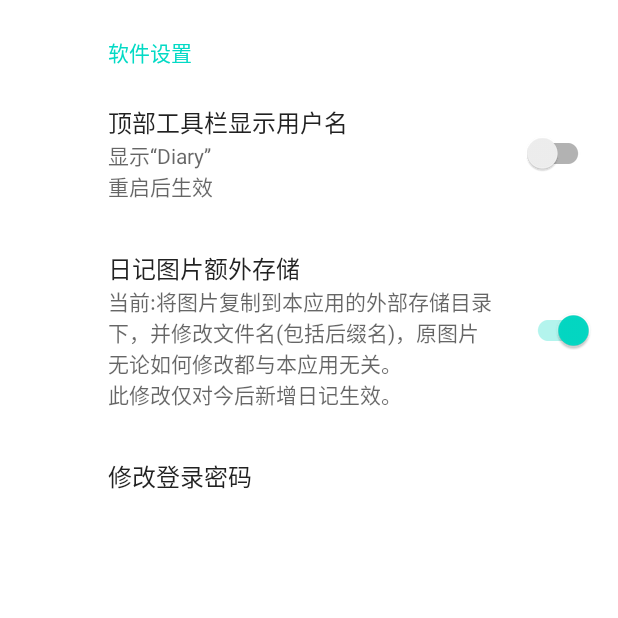
After one commit to HibaraAi/Diary, an Android app: the SettingsActivity screen opened directly, with no data from a screen before it, on a phone screen of 412 x 824 dp, the top half of it. The commit adds this screen. Run offline under Robolectric (Android 15) with nearby library versions, the phone set to English and light mode, and no system bars; our stand-ins replace androidx.preference.

Commit message:
style 修改设置界面、滑动菜单等界面

```diff
--- a/Diary/app/build.gradle
+++ b/Diary/app/build.gradle
@@ -33,6 +33,7 @@ dependencies {
     implementation 'com.google.android.material:material:1.3.0'
     implementation 'androidx.constraintlayout:constraintlayout:2.0.4'
     implementation 'androidx.work:work-runtime:2.5.0'
+    implementation 'androidx.preference:preference:1.1.1'
     testImplementation 'junit:junit:4.+'
     androidTestImplementation 'androidx.test.ext:junit:1.1.2'
     androidTestImplementation 'androidx.test.espresso:espresso-core:3.3.0'
--- /dev/null
+++ b/Diary/app/src/main/java/cn/snowt/diary/activity/SettingsActivity.java
@@ -0,0 +1,70 @@
+package cn.snowt.diary.activity;
+
+import android.app.Activity;
+import android.content.Context;
+import android.content.Intent;
+import android.content.SharedPreferences;
+import android.os.Bundle;
+import android.view.MenuItem;
+import android.widget.Toast;
+
+import androidx.annotation.NonNull;
+import androidx.appcompat.app.ActionBar;
+import androidx.appcompat.app.AppCompatActivity;
+import androidx.preference.Preference;
+import androidx.preference.PreferenceFragmentCompat;
+import androidx.preference.PreferenceManager;
+
+import cn.snowt.diary.R;
+import cn.snowt.diary.util.BaseUtils;
+
+public class SettingsActivity extends AppCompatActivity {
+
+    @Override
+    protected void onCreate(Bundle savedInstanceState) {
+        super.onCreate(savedInstanceState);
+        setContentView(R.layout.settings_activity);
+        if (savedInstanceState == null) {
+            getSupportFragmentManager()
+                    .beginTransaction()
+                    .replace(R.id.settings, new SettingsFragment())
+                    .commit();
+        }
+        ActionBar actionBar = getSupportActionBar();
+        if (actionBar != null) {
+            actionBar.setDisplayHomeAsUpEnabled(true);
+        }
+    }
+
+    @Override
+    public boolean onOptionsItemSelected(@NonNull MenuItem item) {
+        switch (item.getItemId()) {
+            case android.R.id.home:{
+                finish();
+                break;
+            }
+            default:break;
+        }
+        return true;
+    }
+
+    public static class SettingsFragment extends PreferenceFragmentCompat {
+        @Override
+        public void onCreatePreferences(Bundle savedInstanceState, String rootKey) {
+            setPreferencesFromResource(R.xml.root_preferences, rootKey);
+        }
+
+        @Override
+        public boolean onPreferenceTreeClick(Preference preference) {
+            Context context = preference.getContext();
+            switch (preference.getKey()) {
+                case "setPassword":{
+                    BaseUtils.gotoActivity((Activity) context,SetPasswordActivity.class);
+                    break;
+                }
+                default:return false;
+            }
+            return true;
+        }
+    }
+}
--- a/Diary/app/src/main/java/cn/snowt/diary/util/Constant.java
+++ b/Diary/app/src/main/java/cn/snowt/diary/util/Constant.java
@@ -1,6 +1,5 @@
 package cn.snowt.diary.util;
 
-import android.content.SharedPreferences;
 
 /**
  * @Author: HibaraAi
--- a/Diary/app/src/main/res/layout/activity_main.xml
+++ b/Diary/app/src/main/res/layout/activity_main.xml
@@ -21,6 +21,7 @@
             android:fitsSystemWindows="true">
             <!--可折叠标题栏-->
             <com.google.android.material.appbar.CollapsingToolbarLayout
+                android:id="@+id/main_title"
                 android:layout_width="match_parent"
                 android:layout_height="match_parent"
                 android:theme="@style/ThemeOverlay.AppCompat.Dark.ActionBar"
--- /dev/null
+++ b/Diary/app/src/main/res/layout/settings_activity.xml
@@ -0,0 +1,9 @@
+<LinearLayout xmlns:android="http://schemas.android.com/apk/res/android"
+    android:layout_width="match_parent"
+    android:layout_height="match_parent">
+
+    <FrameLayout
+        android:id="@+id/settings"
+        android:layout_width="match_parent"
+        android:layout_height="match_parent" />
+</LinearLayout>
--- a/Diary/app/src/main/res/menu/nav_menu.xml
+++ b/Diary/app/src/main/res/menu/nav_menu.xml
@@ -2,9 +2,13 @@
 <menu xmlns:android="http://schemas.android.com/apk/res/android">
     <group android:checkableBehavior="single">
         <item
+            android:id="@+id/nav_mine"
+            android:icon="@drawable/nav_game"
+            android:title="扫雷"/>
+        <item
             android:id="@+id/nav_settings"
             android:icon="@drawable/nav_settings"
-            android:title="重置登录密码" />
+            android:title="设置" />
         <item
             android:id="@+id/nav_help"
             android:icon="@drawable/nav_help"
--- /dev/null
+++ b/Diary/app/src/main/res/xml/root_preferences.xml
@@ -0,0 +1,22 @@
+<PreferenceScreen xmlns:app="http://schemas.android.com/apk/res-auto">
+
+    <PreferenceCategory app:title="软件设置">
+        <SwitchPreferenceCompat
+            app:key="showUsernameInBar"
+            app:title="顶部工具栏显示用户名"
+            app:summaryOff="显示“Diary”\n重启后生效"
+            app:summaryOn="显示你的用户名\n重启后生效"/>
+
+        <SwitchPreferenceCompat
+            app:key="saveImageInExRom"
+            app:defaultValue="true"
+            app:summaryOff="当前:使用图片原始地址，节约ROM使用。如果选中图片被删除/移动/修改名字则日记展示失效。\n此修改仅对今后新增日记生效。"
+            app:summaryOn="当前:将图片复制到本应用的外部存储目录下，并修改文件名(包括后缀名)，原图片无论如何修改都与本应用无关。\n此修改仅对今后新增日记生效。"
+            app:title="日记图片额外存储" />
+
+        <Preference
+            app:key="setPassword"
+            app:title="修改登录密码" />
+
+    </PreferenceCategory>
+</PreferenceScreen>
```
Also changed, not shown: Diary/app/src/main/AndroidManifest.xml (+8 -3 lines), Diary/app/src/main/java/cn/snowt/diary/activity/MainActivity.java (+13 -1 lines), Diary/app/src/main/java/cn/snowt/diary/util/BaseUtils.java (+9 -10 lines), Diary/app/src/main/java/cn/snowt/diary/util/RequestCode.java (deleted, +0 -10 lines), Diary/app/src/main/res/values/strings.xml (+16 -0 lines), Diary/app/src/main/res/drawable/nav_game.png (added).
